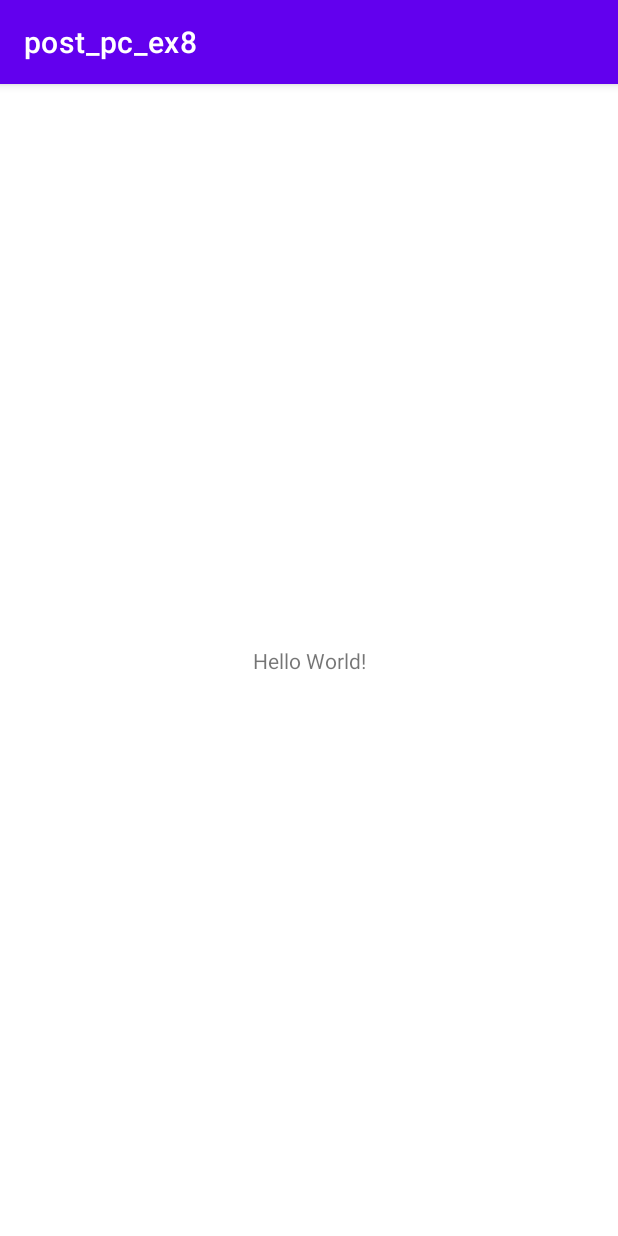
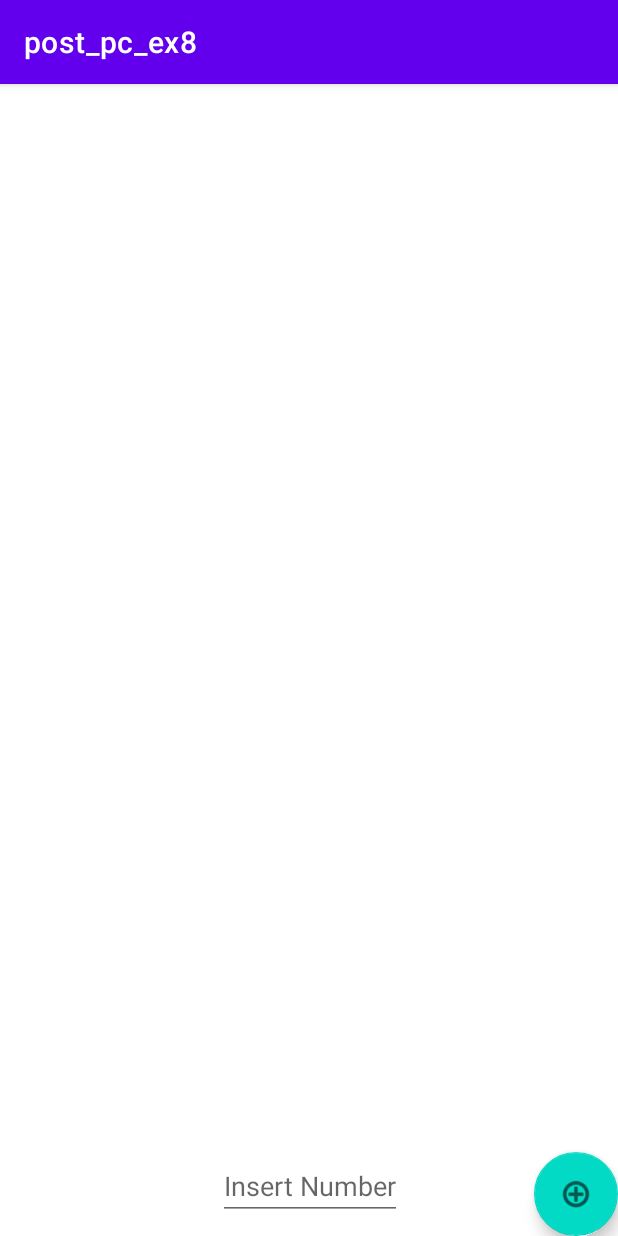
Before and after one commit to yonatanGal/post_pc_ex8, an Android app: the screen it shows after launch (MainActivity), on a phone screen of 412 x 824 dp. Run offline under Robolectric (Android 15) with nearby library versions, the phone set to English and light mode, and no system bars; 1 statement that could not run was skipped.

```diff
--- a/app/src/main/java/com/example/post_pc_ex8/MainActivity.java
+++ b/app/src/main/java/com/example/post_pc_ex8/MainActivity.java
@@ -1,14 +1,72 @@
 package com.example.post_pc_ex8;
 
 import androidx.appcompat.app.AppCompatActivity;
+import androidx.recyclerview.widget.DividerItemDecoration;
+import androidx.recyclerview.widget.LinearLayoutManager;
+import androidx.recyclerview.widget.RecyclerView;
+import androidx.work.Data;
+import androidx.work.WorkManager;
 
 import android.os.Bundle;
+import android.widget.EditText;
+import android.widget.Toast;
+
+import com.google.android.material.floatingactionbutton.FloatingActionButton;
+
+import static android.widget.LinearLayout.VERTICAL;
 
 public class MainActivity extends AppCompatActivity {
+
+    RecyclerView recycler;
+    CalcAdapter adapter;
+    CalcItemsHolder holder;
+    EditText insertCalc;
+    FloatingActionButton addCalcButton;
+    Data.Builder builder;
 
     @Override
     protected void onCreate(Bundle savedInstanceState) {
         super.onCreate(savedInstanceState);
         setContentView(R.layout.activity_main);
+
+        this.insertCalc = findViewById(R.id.insertCalc);
+        this.addCalcButton = findViewById(R.id.newCalcButton);
+        this.recycler = findViewById(R.id.recyclerCalcItem);
+        this.adapter = new CalcAdapter(WorkManager.getInstance(MainActivity.this) ,this.holder);
+        this.holder = new CalcItemsHolder(MainActivity.this);
+        this.holder.initCalcList();
+
+        this.recycler.setAdapter(this.adapter);
+        this.recycler.setLayoutManager(new LinearLayoutManager(this));
+        this.recycler.addItemDecoration(new DividerItemDecoration(this, VERTICAL));
+
+        this.addCalcButton.setOnClickListener(v ->
+        {
+            try
+            {
+                long number = Long.parseLong(this.insertCalc.getText().toString());
+                boolean isNumberExists = this.holder.checkIfCalcExists(number);
+                if (!isNumberExists)
+                {
+                    //todo: create worker, etc.
+                }
+                else
+                {
+                    Toast.makeText(this, "Calc already exists!", Toast.LENGTH_SHORT).show();
+                }
+            }
+            catch (NumberFormatException exception)
+            {
+                Toast.makeText(this, "Format Error", Toast.LENGTH_SHORT).show();
+            }
+        });
+
+        for (CalcItem item: holder.items)
+        {
+            if (!item.status.equals("finished"))
+            {
+                //todo: continue calc
+            }
+        }
     }
 }
--- a/app/src/main/res/layout/activity_main.xml
+++ b/app/src/main/res/layout/activity_main.xml
@@ -6,13 +6,33 @@
     android:layout_height="match_parent"
     tools:context=".MainActivity">
 
-    <TextView
+    <androidx.recyclerview.widget.RecyclerView
+        android:layout_width="match_parent"
+        android:layout_height="0dp"
+        android:id="@+id/recyclerCalcItem"
+        app:layout_constraintTop_toTopOf="parent"
+        app:layout_constraintBottom_toBottomOf="parent"
+        />
+
+    <com.google.android.material.floatingactionbutton.FloatingActionButton
         android:layout_width="wrap_content"
         android:layout_height="wrap_content"
-        android:text="Hello World!"
+        android:id="@+id/newCalcButton"
         app:layout_constraintBottom_toBottomOf="parent"
-        app:layout_constraintLeft_toLeftOf="parent"
-        app:layout_constraintRight_toRightOf="parent"
-        app:layout_constraintTop_toTopOf="parent" />
+        app:layout_constraintEnd_toEndOf="parent"
+        app:srcCompat="@android:drawable/ic_menu_add"/>
+
+    <EditText
+        android:id="@+id/insertCalc"
+        android:layout_width="wrap_content"
+        android:layout_height="wrap_content"
+        android:layout_marginEnd="88dp"
+        android:layout_marginRight="88dp"
+        android:hint="Insert Number"
+        android:inputType="numberSigned"
+        app:layout_constraintBottom_toBottomOf="@+id/newCalcButton"
+        app:layout_constraintEnd_toStartOf="@+id/newCalcButton"
+        app:layout_constraintTop_toTopOf="@+id/newCalcButton"
+        app:layout_constraintVertical_bias="0.0" />
 
 </androidx.constraintlayout.widget.ConstraintLayout>
```
Also changed, not shown: app/src/main/java/com/example/post_pc_ex8/CalcAdapter.java (+86 -1 lines), app/src/main/java/com/example/post_pc_ex8/CalcItem.java (+26 -0 lines), app/src/main/java/com/example/post_pc_ex8/CalcItemsHolder.java (+12 -0 lines), app/src/main/java/com/example/post_pc_ex8/CalcWorker.java (+32 -1 lines), app/src/main/res/layout/calc_item.xml (added, +44 -0 lines).
